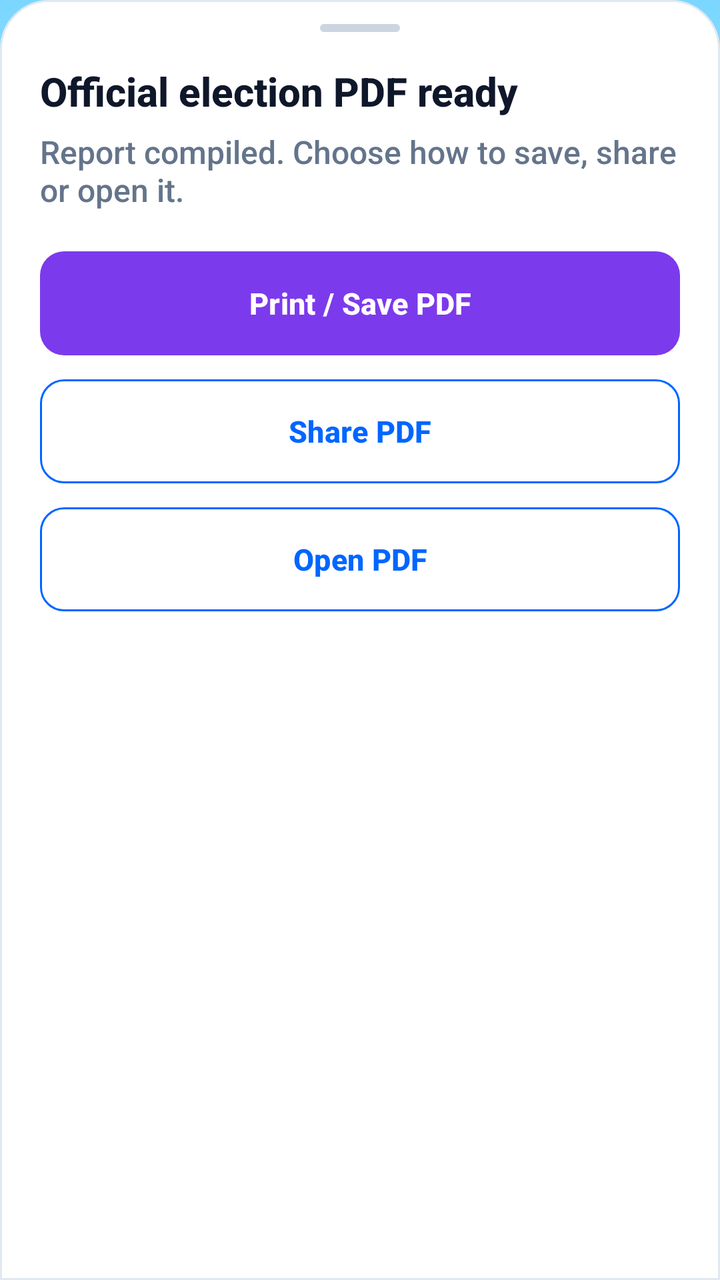
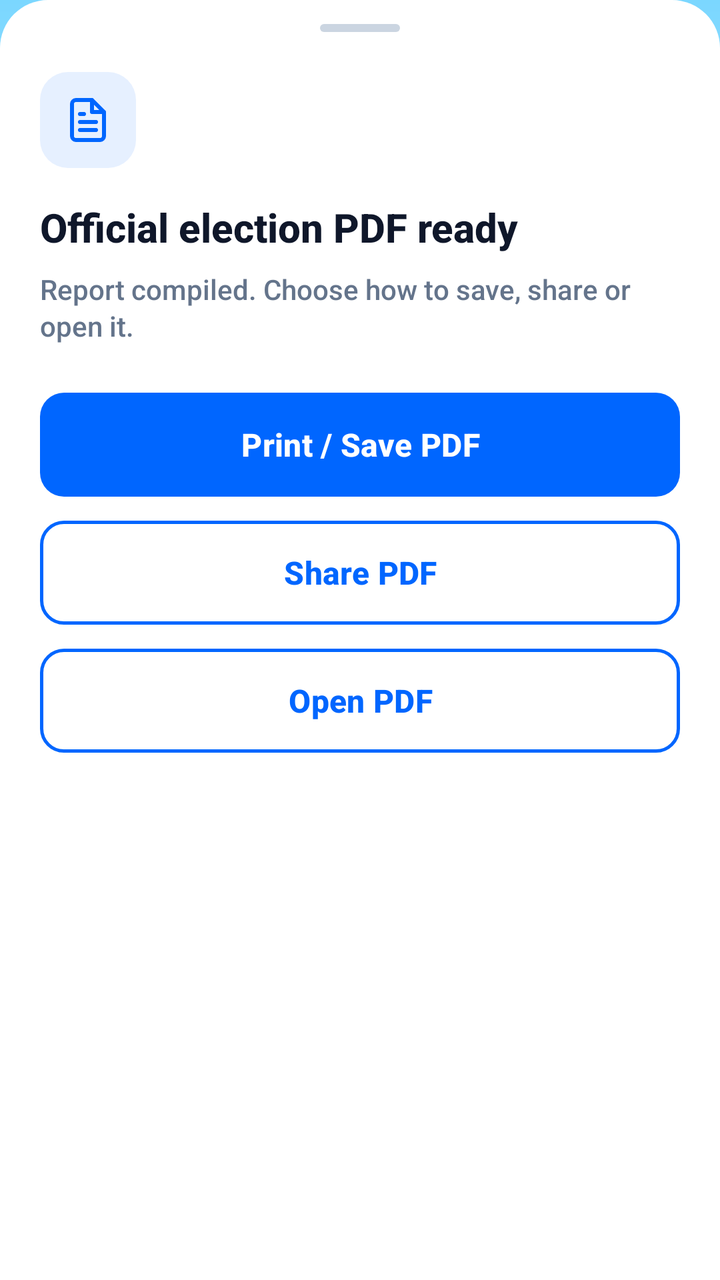

An Android layout rendered at two revisions. The XML below is the earlier revision; the diff shows what the commit changed to produce the second picture.
<!-- AndroidManifest.xml: application theme Theme.CRConnect -->
<!-- res/layout/dialog_pdf_ready.xml -->
<?xml version="1.0" encoding="utf-8"?>
<LinearLayout xmlns:android="http://schemas.android.com/apk/res/android"
    xmlns:app="http://schemas.android.com/apk/res-auto"
    xmlns:tools="http://schemas.android.com/tools"
    android:id="@+id/pdfBottomSheetRoot"
    android:layout_width="match_parent"
    android:layout_height="wrap_content"
    android:orientation="vertical"
    android:background="@drawable/bg_sheet"
    android:paddingHorizontal="20dp"
    android:paddingTop="12dp"
    android:paddingBottom="24dp">

    <View
        android:layout_width="40dp"
        android:layout_height="4dp"
        android:layout_gravity="center_horizontal"
        android:layout_marginBottom="16dp"
        android:background="@drawable/bg_grab_handle" />

    <TextView
        android:id="@+id/tvPdfTitle"
        android:layout_width="match_parent"
        android:layout_height="wrap_content"
        android:text="Official election PDF ready"
        android:textSize="20sp"
        android:textStyle="bold"
        android:textFontWeight="800"
        tools:targetApi="p"
        android:textColor="#0F172A" />

    <TextView
        android:id="@+id/tvPdfMsg"
        android:layout_width="match_parent"
        android:layout_height="wrap_content"
        android:text="Report compiled. Choose how to save, share or open it."
        android:textSize="16sp"
        android:textColor="#64748B"
        android:paddingTop="6dp"
        android:paddingBottom="20dp" />

    <com.google.android.material.button.MaterialButton
        android:id="@+id/btnPrintPdf"
        android:layout_width="match_parent"
        android:layout_height="52dp"
        android:hapticFeedbackEnabled="true"
        android:text="Print / Save PDF"
        android:textColor="#FFFFFF"
        android:textSize="15sp"
        android:textStyle="bold"
        app:backgroundTint="@color/primary"
        app:cornerRadius="12dp"
        android:insetTop="0dp"
        android:insetBottom="0dp" />

    <com.google.android.material.button.MaterialButton
        android:id="@+id/btnSharePdf"
        style="@style/Widget.Material3.Button.OutlinedButton"
        android:layout_width="match_parent"
        android:layout_height="52dp"
        android:layout_marginTop="12dp"
        android:hapticFeedbackEnabled="true"
        android:text="Share PDF"
        android:textColor="#0066FF"
        android:textSize="15sp"
        android:textStyle="bold"
        app:strokeColor="#0066FF"
        app:strokeWidth="1dp"
        app:backgroundTint="#FFFFFF"
        app:cornerRadius="12dp"
        android:insetTop="0dp"
        android:insetBottom="0dp" />

    <com.google.android.material.button.MaterialButton
        android:id="@+id/btnOpenPdf"
        style="@style/Widget.Material3.Button.OutlinedButton"
        android:layout_width="match_parent"
        android:layout_height="52dp"
        android:layout_marginTop="12dp"
        android:hapticFeedbackEnabled="true"
        android:text="Open PDF"
        android:textColor="#0066FF"
        android:textSize="15sp"
        android:textStyle="bold"
        app:strokeColor="#0066FF"
        app:strokeWidth="1dp"
        app:backgroundTint="#FFFFFF"
        app:cornerRadius="12dp"
        android:insetTop="0dp"
        android:insetBottom="0dp" />

</LinearLayout>
<!-- resources referenced by this layout -->
<resources>
  <color name="primary">#7C3AED</color>
  <!-- drawable bg_grab_handle (drawable) -->
  <?xml version="1.0" encoding="utf-8"?>
  <shape xmlns:android="http://schemas.android.com/apk/res/android"
      android:shape="rectangle">
      <solid android:color="#CBD5E1" />
      <corners android:radius="2dp" />
  </shape>
  <!-- drawable bg_sheet (drawable) -->
  <?xml version="1.0" encoding="utf-8"?>
  <shape xmlns:android="http://schemas.android.com/apk/res/android"
      android:shape="rectangle">
      <solid android:color="#FFFFFF" />
      <corners
          android:topLeftRadius="24dp"
          android:topRightRadius="24dp" />
      <stroke android:width="1dp" android:color="#E2E8F0" />
  </shape>
  <style name="Theme.CRConnect" parent="Base.Theme.CRConnect" />
  <style name="Base.Theme.CRConnect" parent="Theme.Material3.DayNight.NoActionBar">
          <item name="colorPrimary">@color/primary</item>
          <item name="colorSecondary">@color/primary_pressed</item>
          <item name="android:windowBackground">@drawable/bg_gradient</item>
          <item name="colorSurface">@color/card_bg</item>
          <item name="elevationOverlayEnabled">false</item>
          <item name="colorOnSurface">@color/title_text</item>
          <item name="colorOnSurfaceVariant">@color/muted_text</item>
          <item name="colorError">@color/error_red</item>
          <item name="android:fontFamily">sans-serif-medium</item>
          <item name="fontFamily">sans-serif-medium</item>
          <item name="android:windowActivityTransitions">true</item>
          <item name="android:navigationBarColor">@android:color/transparent</item>
          <item name="android:statusBarColor">@android:color/transparent</item>
          <item name="android:windowLightStatusBar" tools:targetApi="m">true</item>
          <item name="android:windowLightNavigationBar" tools:targetApi="o_mr1">true</item>
      </style>
  <color name="primary_pressed">#0052CC</color>
  <!-- drawable bg_gradient (drawable) -->
  <?xml version="1.0" encoding="utf-8"?>
  <shape xmlns:android="http://schemas.android.com/apk/res/android"
      android:shape="rectangle">
      <gradient
          android:angle="270"
          android:startColor="#7BD7FF"
          android:centerColor="#D1F2FF"
          android:endColor="#FFFFFF"
          android:type="linear" />
  </shape>
  <color name="card_bg">#FFFFFF</color>
  <color name="title_text">#0F172A</color>
  <color name="muted_text">#64748B</color>
  <color name="error_red">#DC2626</color>
</resources>

<!-- the commit's change to res/layout/dialog_pdf_ready.xml (unified diff, before → after) -->
@@ -1,92 +1,108 @@
 <?xml version="1.0" encoding="utf-8"?>
 <LinearLayout xmlns:android="http://schemas.android.com/apk/res/android"
     xmlns:app="http://schemas.android.com/apk/res-auto"
-    xmlns:tools="http://schemas.android.com/tools"
     android:id="@+id/pdfBottomSheetRoot"
     android:layout_width="match_parent"
     android:layout_height="wrap_content"
+    android:background="@drawable/bg_bottom_sheet"
     android:orientation="vertical"
-    android:background="@drawable/bg_sheet"
-    android:paddingHorizontal="20dp"
+    android:paddingStart="20dp"
     android:paddingTop="12dp"
-    android:paddingBottom="24dp">
+    android:paddingEnd="20dp"
+    android:paddingBottom="34dp">
 
     <View
         android:layout_width="40dp"
         android:layout_height="4dp"
         android:layout_gravity="center_horizontal"
+        android:layout_marginBottom="20dp"
+        android:background="@drawable/bg_grab_handle" />
+
+    <FrameLayout
+        android:layout_width="48dp"
+        android:layout_height="48dp"
         android:layout_marginBottom="16dp"
-        android:background="@drawable/bg_grab_handle" />
+        android:background="@drawable/bg_icon_square_blue">
+
+        <ImageView
+            android:layout_width="24dp"
+            android:layout_height="24dp"
+            android:layout_gravity="center"
+            android:contentDescription="@null"
+            android:src="@drawable/ic_sheet_pdf"
+            app:tint="#0066FF" />
+    </FrameLayout>
 
     <TextView
         android:id="@+id/tvPdfTitle"
         android:layout_width="match_parent"
         android:layout_height="wrap_content"
+        android:layout_marginBottom="8dp"
         android:text="Official election PDF ready"
+        android:textColor="#0F172A"
         android:textSize="20sp"
-        android:textStyle="bold"
-        android:textFontWeight="800"
-        tools:targetApi="p"
-        android:textColor="#0F172A" />
+        android:textStyle="bold" />
 
     <TextView
         android:id="@+id/tvPdfMsg"
         android:layout_width="match_parent"
         android:layout_height="wrap_content"
+        android:layout_marginBottom="24dp"
+        android:lineSpacingExtra="2dp"
         android:text="Report compiled. Choose how to save, share or open it."
-        android:textSize="16sp"
         android:textColor="#64748B"
-        android:paddingTop="6dp"
-        android:paddingBottom="20dp" />
+        android:textSize="14sp" />
 
     <com.google.android.material.button.MaterialButton
         android:id="@+id/btnPrintPdf"
         android:layout_width="match_parent"
         android:layout_height="52dp"
-        android:hapticFeedbackEnabled="true"
+        android:layout_marginBottom="12dp"
+        android:insetTop="0dp"
+        android:insetBottom="0dp"
         android:text="Print / Save PDF"
+        android:textAllCaps="false"
         android:textColor="#FFFFFF"
-        android:textSize="15sp"
+        android:textSize="16sp"
         android:textStyle="bold"
-        app:backgroundTint="@color/primary"
+        app:backgroundTint="#0066FF"
         app:cornerRadius="12dp"
-        android:insetTop="0dp"
-        android:insetBottom="0dp" />
+        app:strokeWidth="0dp" />
 
     <com.google.android.material.button.MaterialButton
         android:id="@+id/btnSharePdf"
         style="@style/Widget.Material3.Button.OutlinedButton"
         android:layout_width="match_parent"
         android:layout_height="52dp"
-        android:layout_marginTop="12dp"
-        android:hapticFeedbackEnabled="true"
+        android:layout_marginBottom="12dp"
+        android:insetTop="0dp"
+        android:insetBottom="0dp"
         android:text="Share PDF"
+        android:textAllCaps="false"
         android:textColor="#0066FF"
-        android:textSize="15sp"
+        android:textSize="16sp"
         android:textStyle="bold"
-        app:strokeColor="#0066FF"
-        app:strokeWidth="1dp"
         app:backgroundTint="#FFFFFF"
         app:cornerRadius="12dp"
-        android:insetTop="0dp"
-        android:insetBottom="0dp" />
+        app:strokeColor="#0066FF"
+        app:strokeWidth="1.5dp" />
 
     <com.google.android.material.button.MaterialButton
         android:id="@+id/btnOpenPdf"
         style="@style/Widget.Material3.Button.OutlinedButton"
         android:layout_width="match_parent"
         android:layout_height="52dp"
-        android:layout_marginTop="12dp"
-        android:hapticFeedbackEnabled="true"
+        android:layout_marginBottom="0dp"
+        android:insetTop="0dp"
+        android:insetBottom="0dp"
         android:text="Open PDF"
+        android:textAllCaps="false"
         android:textColor="#0066FF"
-        android:textSize="15sp"
+        android:textSize="16sp"
         android:textStyle="bold"
-        app:strokeColor="#0066FF"
-        app:strokeWidth="1dp"
         app:backgroundTint="#FFFFFF"
         app:cornerRadius="12dp"
-        android:insetTop="0dp"
-        android:insetBottom="0dp" />
+        app:strokeColor="#0066FF"
+        app:strokeWidth="1.5dp" />
 
 </LinearLayout>
<!-- resource entries referenced after the edit -->
@@ -1,6 +1,17 @@
 <!-- resources referenced by this layout -->
 <resources>
-  <color name="primary">#7C3AED</color>
+  <!-- drawable bg_bottom_sheet (drawable) -->
+  <?xml version="1.0" encoding="utf-8"?>
+  <shape xmlns:android="http://schemas.android.com/apk/res/android"
+      android:shape="rectangle">
+      <solid android:color="#FFFFFF" />
+      <corners
+          android:topLeftRadius="24dp"
+          android:topRightRadius="24dp"
+          android:bottomLeftRadius="0dp"
+          android:bottomRightRadius="0dp" />
+  </shape>
+  <color name="primary">#0066FF</color>
   <!-- drawable bg_grab_handle (drawable) -->
   <?xml version="1.0" encoding="utf-8"?>
   <shape xmlns:android="http://schemas.android.com/apk/res/android"
@@ -8,16 +19,27 @@
       <solid android:color="#CBD5E1" />
       <corners android:radius="2dp" />
   </shape>
-  <!-- drawable bg_sheet (drawable) -->
+  <!-- drawable bg_icon_square_blue (drawable) -->
   <?xml version="1.0" encoding="utf-8"?>
   <shape xmlns:android="http://schemas.android.com/apk/res/android"
       android:shape="rectangle">
-      <solid android:color="#FFFFFF" />
-      <corners
-          android:topLeftRadius="24dp"
-          android:topRightRadius="24dp" />
-      <stroke android:width="1dp" android:color="#E2E8F0" />
+      <solid android:color="#E6F0FF" />
+      <corners android:radius="14dp" />
   </shape>
+  <!-- drawable ic_sheet_pdf (drawable) -->
+  <?xml version="1.0" encoding="utf-8"?>
+  <vector xmlns:android="http://schemas.android.com/apk/res/android"
+      android:width="24dp"
+      android:height="24dp"
+      android:viewportWidth="24"
+      android:viewportHeight="24">
+      <path
+          android:strokeColor="#0066FF"
+          android:strokeWidth="2"
+          android:strokeLineCap="round"
+          android:strokeLineJoin="round"
+          android:pathData="M14,2 H6 C4.895,2 4,2.895 4,4 V20 C4,21.105 4.895,22 6,22 H18 C19.105,22 20,21.105 20,20 V8 Z M14,2 V8 H20 M16,13 H8 M16,17 H8 M10,9 H8" />
+  </vector>
   <style name="Theme.CRConnect" parent="Base.Theme.CRConnect" />
   <style name="Base.Theme.CRConnect" parent="Theme.Material3.DayNight.NoActionBar">
           <item name="colorPrimary">@color/primary</item>
